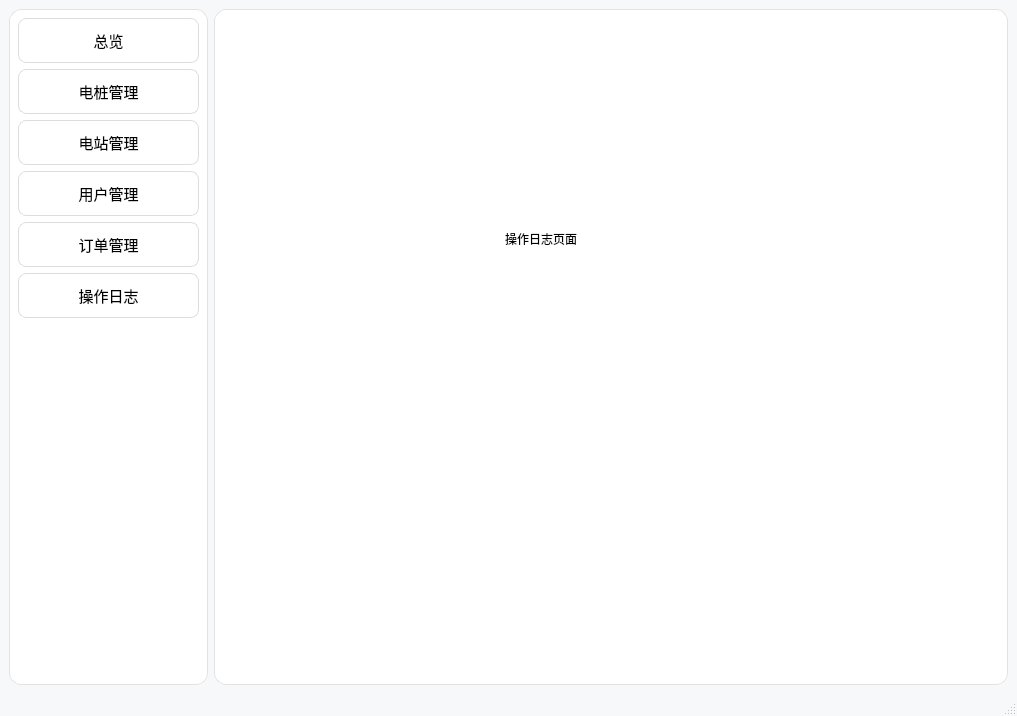
Before: the Qt Designer form admin/mainwindow.ui in river-cc-77/task_ShortSemester, drawn with Qt 5.
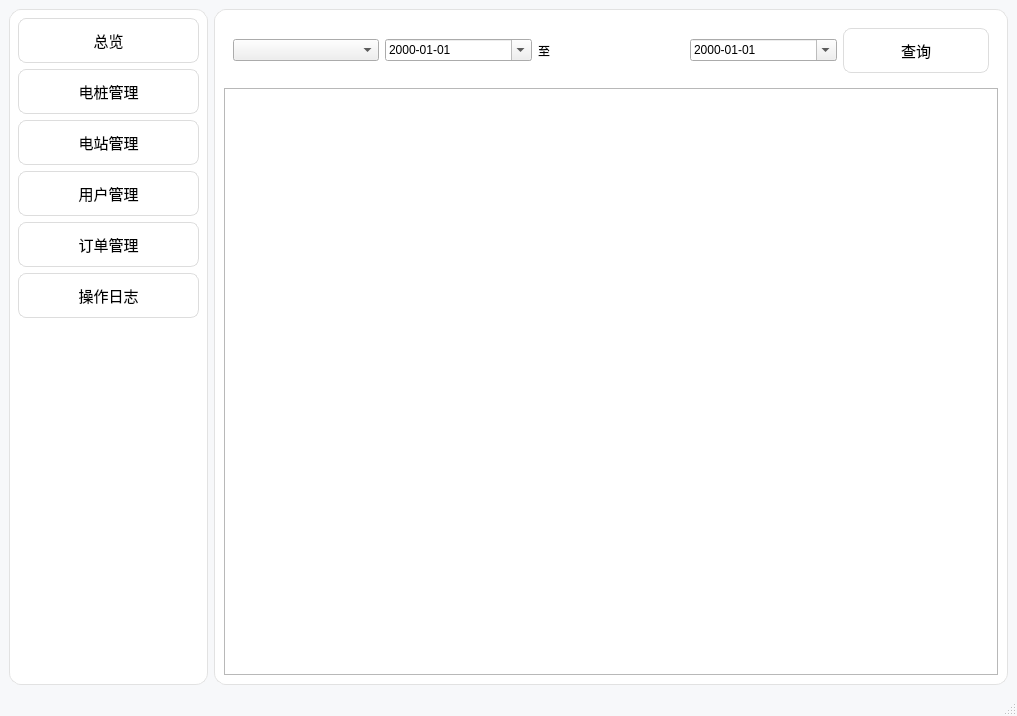
After: the same form once the commit is applied. The open tabs and pages were chosen to show the change.

```diff
--- a/admin/mainwindow.ui
+++ b/admin/mainwindow.ui
@@ -786,19 +786,74 @@
        </layout>
       </widget>
       <widget class="QWidget" name="page_4">
-       <widget class="QLabel" name="labelLogPage">
-        <property name="geometry">
-         <rect>
-          <x>290</x>
-          <y>220</y>
-          <width>291</width>
-          <height>17</height>
-         </rect>
-        </property>
-        <property name="text">
-         <string>操作日志页面</string>
-        </property>
-       </widget>
+       <layout class="QVBoxLayout" name="verticalLayout_log">
+        <item>
+         <widget class="QWidget" name="widget_logFilter" native="true">
+          <layout class="QHBoxLayout" name="horizontalLayout_logFilter">
+           <item>
+            <widget class="QComboBox" name="comboLogAction">
+             <property name="minimumSize">
+              <size>
+               <width>140</width>
+               <height>0</height>
+              </size>
+             </property>
+            </widget>
+           </item>
+           <item>
+            <widget class="QDateEdit" name="dateLogFrom">
+             <property name="calendarPopup">
+              <bool>true</bool>
+             </property>
+             <property name="displayFormat">
+              <string>yyyy-MM-dd</string>
+             </property>
+            </widget>
+           </item>
+           <item>
+            <widget class="QLabel" name="labelLogDateSep">
+             <property name="text">
+              <string>至</string>
+             </property>
+            </widget>
+           </item>
+           <item>
+            <widget class="QDateEdit" name="dateLogTo">
+             <property name="calendarPopup">
+              <bool>true</bool>
+             </property>
+             <property name="displayFormat">
+              <string>yyyy-MM-dd</string>
+             </property>
+            </widget>
+           </item>
+           <item>
+            <widget class="QPushButton" name="btnLogQuery">
+             <property name="minimumSize">
+              <size>
+               <width>100</width>
+               <height>0</height>
+              </size>
+             </property>
+             <property name="text">
+              <string>查询</string>
+             </property>
+            </widget>
+           </item>
+          </layout>
+         </widget>
+        </item>
+        <item>
+         <widget class="QTableWidget" name="tableLog">
+          <property name="selectionBehavior">
+           <enum>QAbstractItemView::SelectRows</enum>
+          </property>
+          <property name="alternatingRowColors">
+           <bool>true</bool>
+          </property>
+         </widget>
+        </item>
+       </layout>
       </widget>
       <widget class="QWidget" name="page_5">
        <layout class="QVBoxLayout" name="verticalLayout_9" stretch="0,1">
```
Left out of the diff: 58 changed lines with no effect on the pictures.
